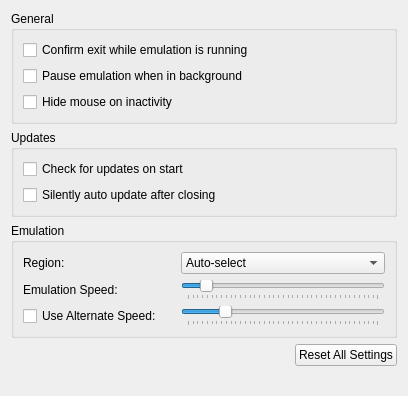
First picture: the form in src/citra_qt/configuration/configure_general.ui, repository wings110/citra, before the edit.
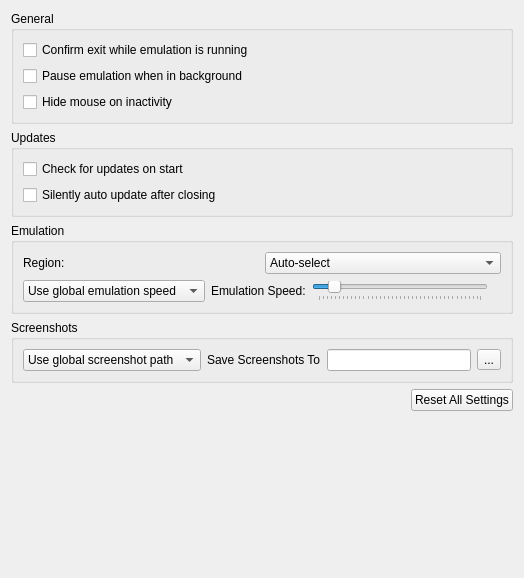
Second picture: the form after the edit.

Diff of the .ui file:
```diff
--- a/src/citra_qt/configuration/configure_general.ui
+++ b/src/citra_qt/configuration/configure_general.ui
@@ -6,8 +6,8 @@
    <rect>
     <x>0</x>
     <y>0</y>
-    <width>408</width>
-    <height>396</height>
+    <width>524</width>
+    <height>578</height>
    </rect>
   </property>
   <property name="windowTitle">
@@ -74,8 +74,30 @@
        <property name="title">
         <string>Emulation</string>
        </property>
-       <layout class="QGridLayout" name="gridLayout">
-        <item row="0" column="2">
+       <layout class="QVBoxLayout" name="verticalLayout_2">
+        <item>
+         <widget class="QWidget" name="widget_region" native="true">
+          <layout class="QHBoxLayout" name="region_layout">
+           <property name="leftMargin">
+            <number>0</number>
+           </property>
+           <property name="topMargin">
+            <number>0</number>
+           </property>
+           <property name="rightMargin">
+            <number>0</number>
+           </property>
+           <property name="bottomMargin">
+            <number>0</number>
+           </property>
+           <item>
+            <widget class="QLabel" name="region_label">
+             <property name="text">
+              <string>Region:</string>
+             </property>
+            </widget>
+           </item>
+           <item>
          <widget class="QComboBox" name="region_combobox">
           <item>
            <property name="text">
@@ -119,21 +141,46 @@
           </item>
          </widget>
         </item>
-        <item row="1" column="0">
+          </layout>
+         </widget>
+        </item>
+        <item>
+         <widget class="QWidget" name="emulation_speed_layout" native="true">
+          <layout class="QHBoxLayout" name="emulation_speed_layout_inner">
+           <property name="leftMargin">
+            <number>0</number>
+           </property>
+           <property name="topMargin">
+            <number>0</number>
+           </property>
+           <property name="rightMargin">
+            <number>0</number>
+           </property>
+           <property name="bottomMargin">
+            <number>0</number>
+           </property>
+           <item>
+            <widget class="QComboBox" name="emulation_speed_combo">
+             <item>
+              <property name="text">
+               <string>Use global emulation speed</string>
+              </property>
+             </item>
+             <item>
+              <property name="text">
+               <string>Set emulation speed:</string>
+              </property>
+             </item>
+            </widget>
+           </item>
+           <item>
          <widget class="QLabel" name="label_emulation_speed">
           <property name="text">
            <string>Emulation Speed:</string>
           </property>
          </widget>
         </item>
-        <item row="2" column="0">
-         <widget class="QCheckBox" name="toggle_alternate_speed">
-          <property name="text">
-           <string>Use Alternate Speed:</string>
-          </property>
-         </widget>
-        </item>
-        <item row="1" column="2">
+           <item>
          <widget class="QSlider" name="frame_limit">
           <property name="minimum">
            <number>0</number>
@@ -158,7 +205,7 @@
           </property>
          </widget>
         </item>
-        <item row="1" column="1">
+           <item>
          <widget class="QLabel" name="emulation_speed_display_label">
           <property name="text">
            <string/>
@@ -168,46 +215,68 @@
           </property>
          </widget>
         </item>
-        <item row="0" column="0">
-         <widget class="QLabel" name="label">
-          <property name="text">
-           <string>Region:</string>
-          </property>
+          </layout>
          </widget>
         </item>
-        <item row="2" column="2">
-         <widget class="QSlider" name="frame_limit_alternate">
-          <property name="minimum">
+       </layout>
+      </widget>
+     </item>
+     <item>
+      <widget class="QGroupBox" name="screenshot_group">
+       <property name="title">
+        <string>Screenshots</string>
+       </property>
+       <layout class="QGridLayout" name="gridLayout">
+        <property name="verticalSpacing">
            <number>0</number>
           </property>
-          <property name="maximum">
-           <number>199</number>
-          </property>
-          <property name="singleStep">
-           <number>5</number>
-          </property>
-          <property name="pageStep">
-           <number>15</number>
-          </property>
-          <property name="value">
-           <number>39</number>
-          </property>
-          <property name="orientation">
-           <enum>Qt::Horizontal</enum>
-          </property>
-          <property name="tickPosition">
-           <enum>QSlider::TicksBelow</enum>
-          </property>
-         </widget>
-        </item>
-        <item row="2" column="1">
-         <widget class="QLabel" name="emulation_speed_alternate_display_label">
+        <item row="0" column="1">
+         <widget class="QWidget" name="widget_screenshot" native="true">
+          <layout class="QHBoxLayout" name="screenshot_layout">
+           <property name="leftMargin">
+            <number>0</number>
+           </property>
+           <property name="topMargin">
+            <number>0</number>
+           </property>
+           <property name="rightMargin">
+            <number>0</number>
+           </property>
+           <property name="bottomMargin">
+            <number>0</number>
+           </property>
+           <item>
+            <widget class="QComboBox" name="screenshot_combo">
+             <item>
+              <property name="text">
+               <string>Use global screenshot path</string>
+              </property>
+             </item>
+             <item>
+              <property name="text">
+               <string>Set screenshot path:</string>
+              </property>
+             </item>
+            </widget>
+           </item>
+           <item>
+            <widget class="QLabel" name="screenshot_dir_label">
           <property name="text">
-           <string/>
-          </property>
-          <property name="alignment">
-           <set>Qt::AlignRight|Qt::AlignTrailing|Qt::AlignVCenter</set>
-          </property>
+              <string>Save Screenshots To</string>
+             </property>
+            </widget>
+           </item>
+           <item>
+            <widget class="QLineEdit" name="screenshot_dir_path"/>
+           </item>
+           <item>
+            <widget class="QToolButton" name="change_screenshot_dir">
+             <property name="text">
+              <string>...</string>
+             </property>
+            </widget>
+           </item>
+          </layout>
          </widget>
         </item>
        </layout>
```
Left out of the diff: 12 changed lines with no effect on the pictures. Lines whose indentation alone changed are shown as unchanged.
